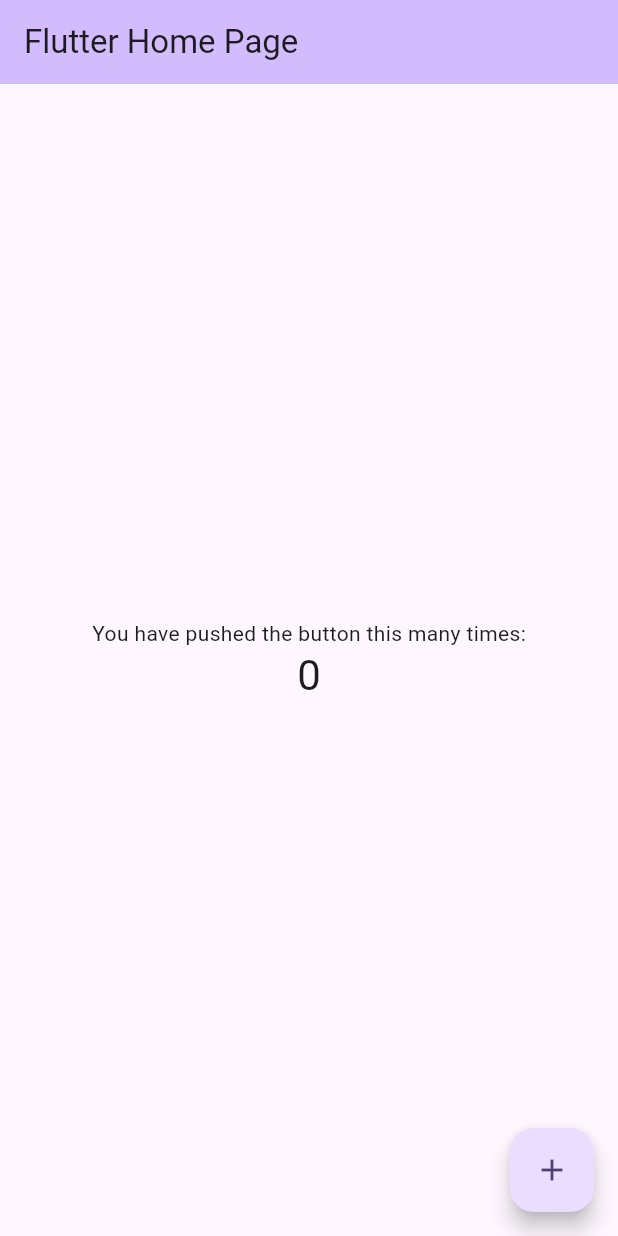
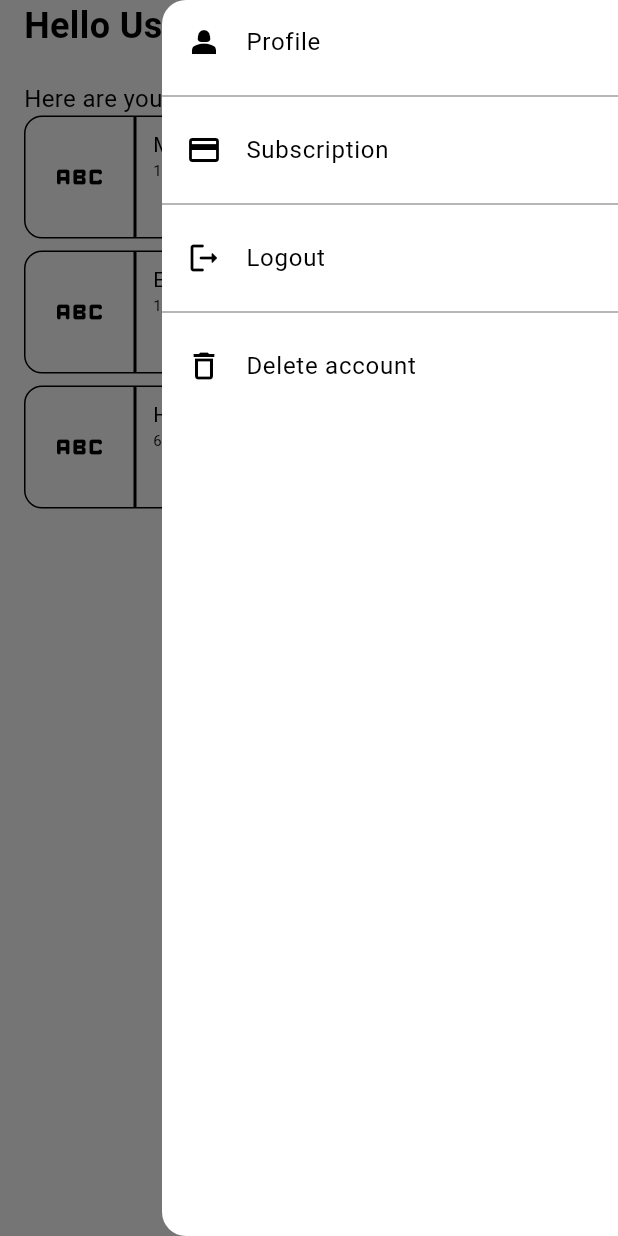
Before and after one commit to Localcoder321/eduxpert, a Flutter app: the screen it shows after launch, with the side drawer open (before the commit the screen has no drawer), on a phone screen of 412 x 824 dp. Run offline on Flutter 3.47's test engine with Material 3 defaults, Android fonts, the phone set to English and light mode, and no system bars; our stand-ins replace go_router, youtube_player_flutter.

Commit message:
UI part of main page, single subject, single lesson, and youtube player done

```diff
--- /dev/null
+++ b/lib/assets/colors/colors.dart
@@ -0,0 +1,5 @@
+import 'package:flutter/material.dart';
+
+Color black = const Color(0xff000000);
+Color grey = const Color(0xffBDBDBD);
+Color blue = const Color(0xff1399FF);
--- /dev/null
+++ b/lib/assets/constants/app_icons.dart
@@ -0,0 +1,4 @@
+class AppIcons{
+  static const String calculator = 'assets/icons/calculator.svg';
+  static const String english = 'assets/icons/uk.svg';
+}
--- /dev/null
+++ b/lib/core/router/app_router.dart
@@ -0,0 +1,35 @@
+import 'package:eduxpert/modules/main_page/presentation/pages/main_page.dart';
+import 'package:eduxpert/modules/register_login/presentation/pages/register_page.dart';
+import 'package:eduxpert/modules/single_lesson/presentation/pages/single_lesson_page.dart';
+import 'package:eduxpert/modules/single_subject/presentation/pages/single_subject_page.dart';
+import 'package:go_router/go_router.dart';
+
+final GoRouter router = GoRouter(initialLocation: '/main_page', routes: [
+  GoRoute(
+    path: '/main_page',
+    builder: (context, state) => const MainPage(),
+  ),
+  GoRoute(
+    path: '/single_lesson',
+    builder: (context, state) {
+      final lesson = state.extra as Map<String, String>;
+      final lessonName = lesson['name'] ?? "";
+      final videoId = lesson['videoId'] ?? "";
+      return SingleLessonPage(
+        lessonName: lessonName,
+        videoId: videoId,
+      );
+    },
+  ),
+  GoRoute(
+    path: '/single_subject/:subjectName',
+    builder: (context, state) {
+      final subjectName = state.pathParameters['subjectName'] ?? "";
+      return SingleSubjectPage(subjectName: subjectName);
+    },
+  ),
+  GoRoute(
+    path: '/register_page',
+    builder: (context, state) => const RegisterPage(),
+  ),
+]);
--- a/lib/main.dart
+++ b/lib/main.dart
@@ -1,125 +1,30 @@
 import 'package:flutter/material.dart';
+import 'package:flutter/services.dart';
+import 'package:eduxpert/core/router/app_router.dart';
 
 void main() {
+  WidgetsFlutterBinding.ensureInitialized();
+  //InAppWebViewStatic.register();
+
+  SystemChrome.setPreferredOrientations([
+    DeviceOrientation.portraitUp,
+    DeviceOrientation.portraitDown,
+  ]);
+
   runApp(const MyApp());
 }
 
 class MyApp extends StatelessWidget {
   const MyApp({super.key});
 
-  // This widget is the root of your application.
   @override
   Widget build(BuildContext context) {
-    return MaterialApp(
-      title: 'Flutter Demo',
+    return MaterialApp.router(
+      routerConfig: router,
+      debugShowCheckedModeBanner: false,
       theme: ThemeData(
-        // This is the theme of your application.
-        //
-        // TRY THIS: Try running your application with "flutter run". You'll see
-        // the application has a purple toolbar. Then, without quitting the app,
-        // try changing the seedColor in the colorScheme below to Colors.green
-        // and then invoke "hot reload" (save your changes or press the "hot
-        // reload" button in a Flutter-supported IDE, or press "r" if you used
-        // the command line to start the app).
-        //
-        // Notice that the counter didn't reset back to zero; the application
-        // state is not lost during the reload. To reset the state, use hot
-        // restart instead.
-        //
-        // This works for code too, not just values: Most code changes can be
-        // tested with just a hot reload.
-        colorScheme: ColorScheme.fromSeed(seedColor: Colors.deepPurple),
-        //useMaterial3: false,
+        useMaterial3: true,
       ),
-      home: const MyHomePage(title: 'Flutter Home Page'),
     );
   }
 }
-
-class MyHomePage extends StatefulWidget {
-  const MyHomePage({super.key, required this.title});
-
-  // This widget is the home page of your application. It is stateful, meaning
-  // that it has a State object (defined below) that contains fields that affect
-  // how it looks.
-
-  // This class is the configuration for the state. It holds the values (in this
-  // case the title) provided by the parent (in this case the App widget) and
-  // used by the build method of the State. Fields in a Widget subclass are
-  // always marked "final".
-
-  final String title;
-
-  @override
-  State<MyHomePage> createState() => _MyHomePageState();
-}
-
-class _MyHomePageState extends State<MyHomePage> {
-  int _counter = 0;
-
-  void _incrementCounter() {
-    setState(() {
-      // This call to setState tells the Flutter framework that something has
-      // changed in this State, which causes it to rerun the build method below
-      // so that the display can reflect the updated values. If we changed
-      // _counter without calling setState(), then the build method would not be
-      // called again, and so nothing would appear to happen.
-      _counter++;
-    });
-  }
-
-  @override
-  Widget build(BuildContext context) {
-    // This method is rerun every time setState is called, for instance as done
-    // by the _incrementCounter method above.
-    //
-    // The Flutter framework has been optimized to make rerunning build methods
-    // fast, so that you can just rebuild anything that needs updating rather
-    // than having to individually change instances of widgets.
-    return Scaffold(
-      appBar: AppBar(
-        // TRY THIS: Try changing the color here to a specific color (to
-        // Colors.amber, perhaps?) and trigger a hot reload to see the AppBar
-        // change color while the other colors stay the same.
-        backgroundColor: Theme.of(context).colorScheme.inversePrimary,
-        // Here we take the value from the MyHomePage object that was created by
-        // the App.build method, and use it to set our appbar title.
-        title: Text(widget.title),
-      ),
-      body: Center(
-        // Center is a layout widget. It takes a single child and positions it
-        // in the middle of the parent.
-        child: Column(
-          // Column is also a layout widget. It takes a list of children and
-          // arranges them vertically. By default, it sizes itself to fit its
-          // children horizontally, and tries to be as tall as its parent.
-          //
-          // Column has various properties to control how it sizes itself and
-          // how it positions its children. Here we use mainAxisAlignment to
-          // center the children vertically; the main axis here is the vertical
-          // axis because Columns are vertical (the cross axis would be
-          // horizontal).
-          //
-          // TRY THIS: Invoke "debug painting" (choose the "Toggle Debug Paint"
-          // action in the IDE, or press "p" in the console), to see the
-          // wireframe for each widget.
-          mainAxisAlignment: MainAxisAlignment.center,
-          children: <Widget>[
-            const Text(
-              'You have pushed the button this many times:',
-            ),
-            Text(
-              '$_counter',
-              style: Theme.of(context).textTheme.headlineMedium,
-            ),
-          ],
-        ),
-      ),
-      floatingActionButton: FloatingActionButton(
-        onPressed: _incrementCounter,
-        tooltip: 'Increment',
-        child: const Icon(Icons.add),
-      ), // This trailing comma makes auto-formatting nicer for build methods.
-    );
-  }
-}
--- /dev/null
+++ b/lib/modules/main_page/presentation/pages/main_page.dart
@@ -0,0 +1,105 @@
+import 'package:eduxpert/modules/main_page/presentation/widgets/custom_drawer.dart';
+import 'package:eduxpert/modules/main_page/presentation/widgets/custom_subject.dart';
+import 'package:flutter/material.dart';
+import 'package:go_router/go_router.dart';
+
+class MainPage extends StatefulWidget {
+  const MainPage({super.key});
+
+  @override
+  State<MainPage> createState() => _MainPageState();
+}
+
+class _MainPageState extends State<MainPage> {
+  final List<Map<String, dynamic>> subjects = [
+    {
+      "subjectName": "Mathematics",
+      "lessonCount": 12,
+    },
+    {
+      "subjectName": "English",
+      "lessonCount": 10,
+    },
+    {
+      "subjectName": "History",
+      "lessonCount": 6,
+    }
+  ];
+  @override
+  Widget build(BuildContext context) {
+    return Scaffold(
+      backgroundColor: Colors.white,
+      endDrawer: const CustomDrawer(),
+      body: Padding(
+        padding: EdgeInsets.only(
+          top: MediaQuery.paddingOf(context).top,
+          bottom: MediaQuery.paddingOf(context).bottom,
+          left: 16,
+          right: 16,
+        ),
+        child: Column(
+          crossAxisAlignment: CrossAxisAlignment.start,
+          mainAxisSize: MainAxisSize.min,
+          mainAxisAlignment: MainAxisAlignment.start,
+          children: [
+            Builder(builder: (BuildContext context) {
+              return Row(
+                children: [
+                  const Text(
+                    "Hello User!",
+                    style: TextStyle(
+                      color: Colors.black,
+                      fontSize: 24,
+                      fontWeight: FontWeight.w700,
+                    ),
+                  ),
+                  const Spacer(),
+                  GestureDetector(
+                    onTap: () {
+                      setState(() {
+                        Scaffold.of(context).openEndDrawer();
+                      });
+                    },
+                    child: const Icon(
+                      Icons.menu_rounded,
+                      color: Colors.black,
+                    ),
+                  ),
+                ],
+              );
+            }),
+            const SizedBox(height: 20),
+            const Text(
+              "Here are your subjects to prepare for WIUT:",
+              style: TextStyle(
+                color: Colors.black,
+                fontSize: 16,
+                fontWeight: FontWeight.w400,
+              ),
+            ),
+            //const SizedBox(height: 8),
+            Expanded(
+              child: ListView.builder(
+                shrinkWrap: true,
+                itemCount: subjects.length,
+                itemBuilder: (context, index) {
+                  final subject = subjects[index];
+                  return GestureDetector(
+                    onTap: () {
+                      context.push('/single_subject/${subject['subjectName']}');
+                    },
+                    child: CustomSubject(
+                      subjectName: subject['subjectName'],
+                      lessonCount: subject['lessonCount'],
+                      icon: "",
+                    ),
+                  );
+                },
+              ),
+            ),
+          ],
+        ),
+      ),
+    );
+  }
+}
--- /dev/null
+++ b/lib/modules/main_page/presentation/widgets/custom_drawer.dart
@@ -0,0 +1,88 @@
+import 'package:flutter/material.dart';
+import 'package:go_router/go_router.dart';
+
+class CustomDrawer extends StatelessWidget {
+  const CustomDrawer({
+    super.key,
+  });
+
+  @override
+  Widget build(BuildContext context) {
+    return Padding(
+      padding: EdgeInsets.only(
+        top: MediaQuery.paddingOf(context).top,
+       //bottom: MediaQuery.paddingOf(context).bottom,
+      ),
+      child: Drawer(
+        backgroundColor: Colors.white,
+        child: Column(
+          children: [
+            ListTile(
+              onTap: () => context.pop(),
+              leading: const Icon(
+                Icons.person_2,
+                color: Colors.black,
+              ),
+              title: const Text(
+                "Profile",
+                style: TextStyle(
+                  color: Colors.black,
+                  fontSize: 16,
+                  fontWeight: FontWeight.w400,
+                ),
+              ),
+            ),
+            const Divider(color: Colors.grey),
+            ListTile(
+              onTap: () => context.pop(),
+              leading: const Icon(
+                Icons.credit_card,
+                color: Colors.black,
+              ),
+              title: const Text(
+                "Subscription",
+                style: TextStyle(
+                  color: Colors.black,
+                  fontSize: 16,
+                  fontWeight: FontWeight.w400,
+                ),
+              ),
+            ),
+            const Divider(color: Colors.grey),
+            ListTile(
+              onTap: () => context.pop(),
+              leading: const Icon(
+                Icons.logout_rounded,
+                color: Colors.black,
+              ),
+              title: const Text(
+                "Logout",
+                style: TextStyle(
+                  color: Colors.black,
+                  fontSize: 16,
+                  fontWeight: FontWeight.w400,
+                ),
+              ),
+            ),
+            const Divider(color: Colors.grey),
+            ListTile(
+              onTap: () => context.pop(),
+              leading: const Icon(
+                Icons.delete_outlined,
+                color: Colors.black,
+              ),
+              title: const Text(
+                "Delete account",
+                style: TextStyle(
+                  color: Colors.black,
+                  fontSize: 16,
+                  fontWeight: FontWeight.w400,
+                ),
+              ),
+            ),
+          ],
+        ),
+      ),
+    );
+  }
+}
--- /dev/null
+++ b/lib/modules/main_page/presentation/widgets/custom_subject.dart
@@ -0,0 +1,73 @@
+import 'package:flutter/material.dart';
+
+class CustomSubject extends StatelessWidget {
+  final String subjectName;
+  final int lessonCount;
+  final String icon;
+
+  const CustomSubject({
+    super.key,
+    required this.subjectName,
+    required this.lessonCount,
+    required this.icon,
+  });
+
+  @override
+  Widget build(BuildContext context) {
+    return Padding(
+      padding: const EdgeInsets.only(bottom: 8.0),
+      child: Container(
+        decoration: BoxDecoration(
+          color: Colors.transparent,
+          border: Border.all(color: Colors.black),
+          borderRadius: BorderRadius.circular(12),
+        ),
+        child: Row(
+          children: [
+            const Padding(
+              padding: EdgeInsets.symmetric(horizontal: 16),
+              child: Icon(
+                Icons.abc_rounded,
+                color: Colors.black,
+                size: 40,
+              ),
+            ),
+            Container(
+              height: 80,
+              decoration: BoxDecoration(
+                border: Border.all(color: Colors.black),
+              ),
+            ),
+            Padding(
+              padding: const EdgeInsets.only(
+                left: 11.0,
+                bottom: 30,
+              ),
+              child: Column(
+                crossAxisAlignment: CrossAxisAlignment.start,
+                children: [
+                  Text(
+                    subjectName,
+                    style: const TextStyle(
+                      color: Colors.black,
+                      fontSize: 14,
+                      fontWeight: FontWeight.w400,
+                    ),
+                  ),
+                  Text(
+                    "$lessonCount lessons",
+                    style: const TextStyle(
+                      color: Colors.black,
+                      fontSize: 10,
+                      fontWeight: FontWeight.w400,
+                    ),
+                  ),
+                ],
+              ),
+            ),
+          ],
+        ),
+      ),
+    );
+  }
+}
--- a/pubspec.yaml
+++ b/pubspec.yaml
@@ -14,6 +14,9 @@ dependencies:
 
   cupertino_icons: ^1.0.8
   youtube_player_iframe: ^5.2.1
+  go_router: ^14.6.3
+  flutter_svg: ^2.0.17
+  youtube_player_flutter: ^9.1.1
 
 dev_dependencies:
   flutter_test:
```
Also changed, not shown: lib/globals/widgets/custom_lesson_card.dart (added, +35 -0 lines), lib/modules/register_login/presentation/pages/register_page.dart (added, +10 -0 lines), lib/modules/single_lesson/presentation/pages/single_lesson_page.dart (added, +126 -0 lines), lib/modules/single_subject/presentation/pages/single_subject_page.dart (added, +70 -0 lines), assets/icons/calculator.svg (added), assets/icons/uk.svg (added), pubspec.lock, 6 other files.
